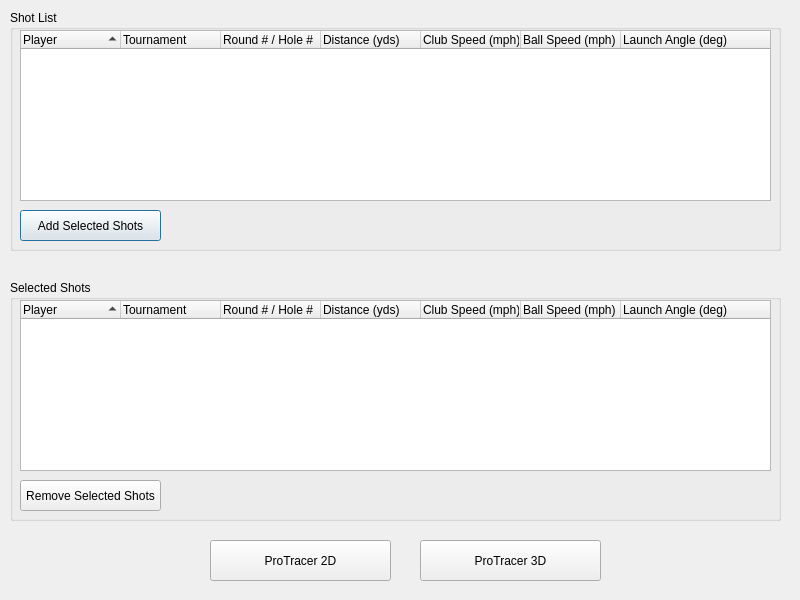
Old version of the form ui/search.ui in the repository rer145/ideal-enigma.
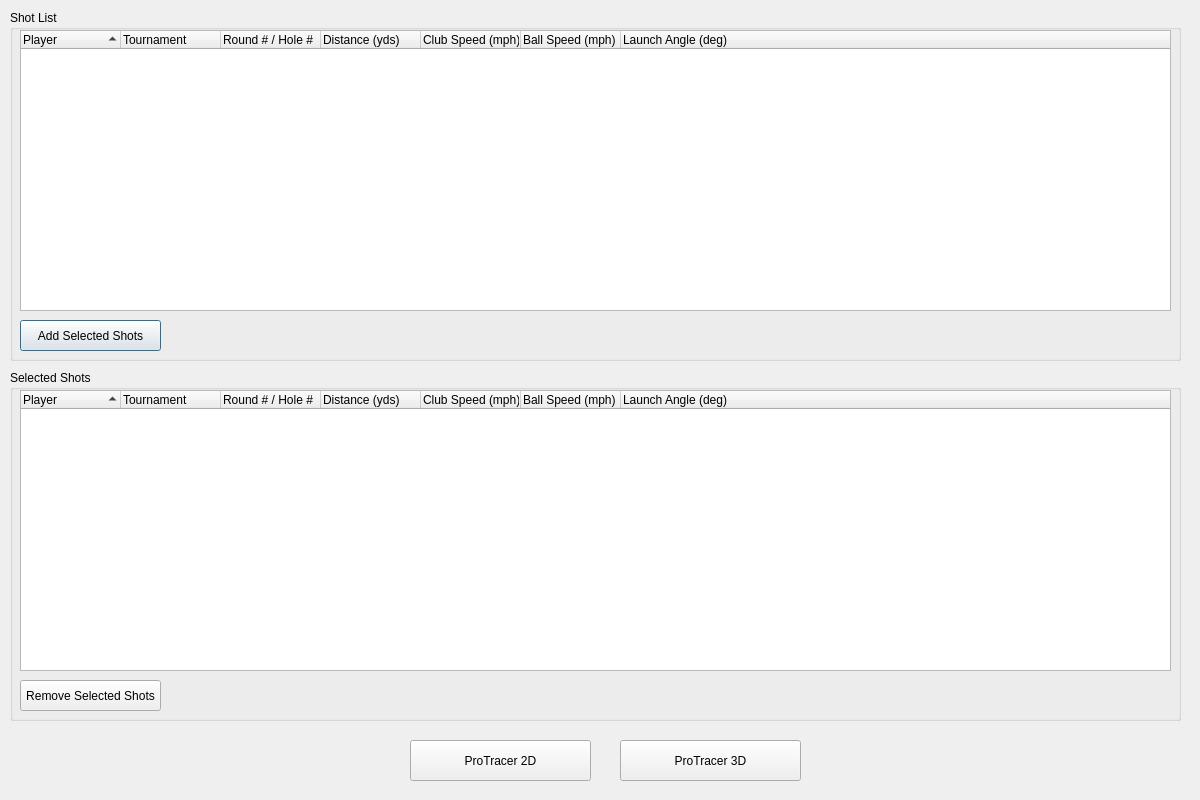
New version of the form.

Commit message: made search bigger / added examples

```diff
--- a/ui/search.ui
+++ b/ui/search.ui
@@ -6,8 +6,8 @@
    <rect>
     <x>0</x>
     <y>0</y>
-    <width>800</width>
-    <height>600</height>
+    <width>1200</width>
+    <height>800</height>
    </rect>
   </property>
   <property name="windowTitle">
@@ -24,8 +24,8 @@
     <rect>
      <x>10</x>
      <y>10</y>
-     <width>771</width>
-     <height>241</height>
+     <width>1171</width>
+     <height>351</height>
     </rect>
    </property>
    <property name="title">
@@ -35,7 +35,7 @@
     <property name="geometry">
      <rect>
       <x>10</x>
-      <y>200</y>
+      <y>310</y>
       <width>141</width>
       <height>31</height>
      </rect>
@@ -49,8 +49,8 @@
      <rect>
       <x>10</x>
       <y>20</y>
-      <width>751</width>
-      <height>171</height>
+      <width>1151</width>
+      <height>281</height>
      </rect>
     </property>
     <property name="editTriggers">
@@ -115,9 +115,9 @@
    <property name="geometry">
     <rect>
      <x>10</x>
-     <y>280</y>
-     <width>771</width>
-     <height>241</height>
+     <y>370</y>
+     <width>1171</width>
+     <height>351</height>
     </rect>
    </property>
    <property name="title">
@@ -127,7 +127,7 @@
     <property name="geometry">
      <rect>
       <x>10</x>
-      <y>200</y>
+      <y>310</y>
       <width>141</width>
       <height>31</height>
      </rect>
@@ -141,8 +141,8 @@
      <rect>
       <x>10</x>
       <y>20</y>
-      <width>751</width>
-      <height>171</height>
+      <width>1151</width>
+      <height>281</height>
      </rect>
     </property>
     <property name="editTriggers">
@@ -206,8 +206,8 @@
   <widget class="QPushButton" name="btn2D">
    <property name="geometry">
     <rect>
-     <x>210</x>
-     <y>540</y>
+     <x>410</x>
+     <y>740</y>
      <width>181</width>
      <height>41</height>
     </rect>
@@ -219,8 +219,8 @@
   <widget class="QPushButton" name="btn3D">
    <property name="geometry">
     <rect>
-     <x>420</x>
-     <y>540</y>
+     <x>620</x>
+     <y>740</y>
      <width>181</width>
      <height>41</height>
     </rect>
```
The commit also changes 13 other files.
